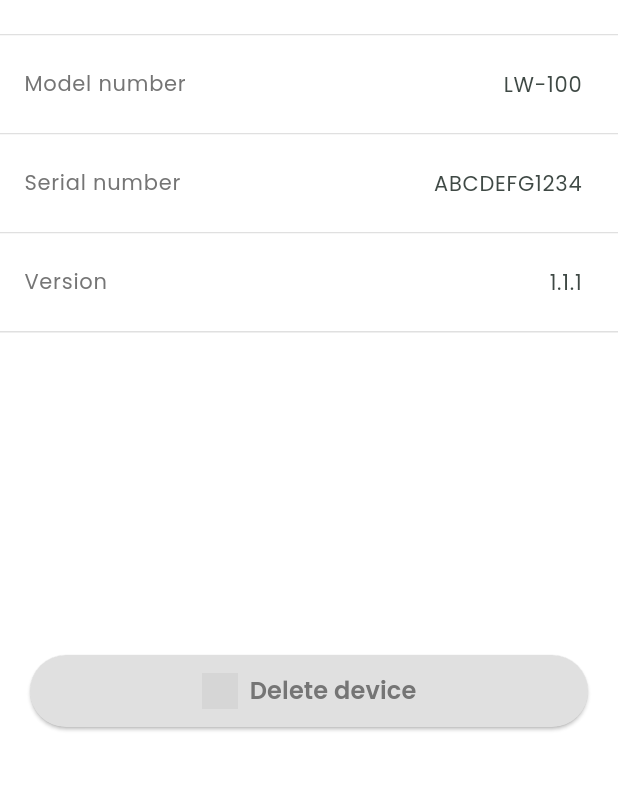
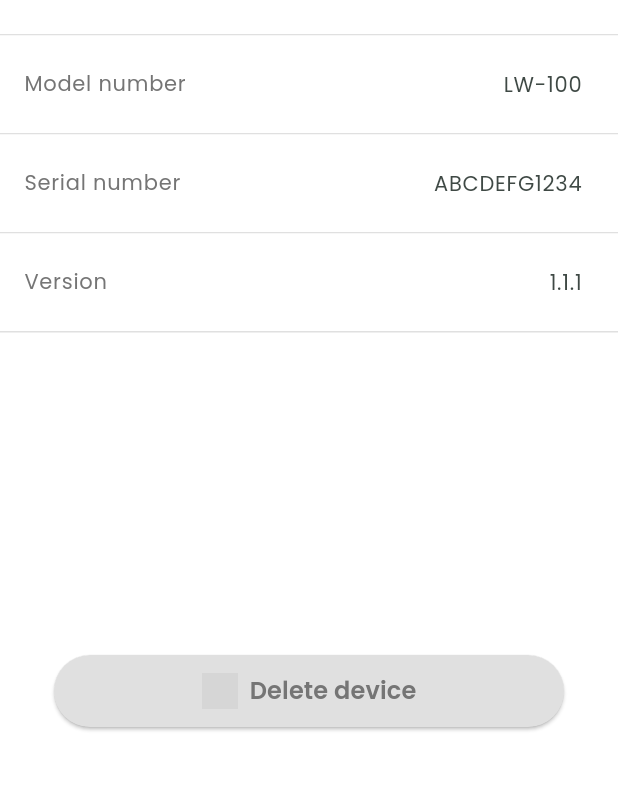
Before and after one commit to kwakdeung/lymphowear_remote_app, a Flutter app: the MyNotConnected screen opened directly, on a phone screen of 412 x 824 dp, the part 389-1180 px from its top. Run offline on Flutter 3.47's test engine with Material 2 defaults, Android fonts, the phone set to English and light mode, and no system bars; our stand-ins replace flutter_svg; grey boxes are pictures that could not be loaded.

Commit message:
button margin 수정

```diff
--- a/lib/pages/onboarding_page.dart
+++ b/lib/pages/onboarding_page.dart
@@ -36,7 +36,7 @@ class _OnboardingPageState extends State<OnboardingPage> {
       body: SafeArea(
         child: Center(
           child: Container(
-            // margin: const EdgeInsets.fromLTRB(35, 26, 35, 0),
+            margin: const EdgeInsets.all(0.0),
             child: Column(
               mainAxisAlignment: MainAxisAlignment.end,
               children: <Widget>[
@@ -72,7 +72,7 @@ class _OnboardingPageState extends State<OnboardingPage> {
                 Container(
                   color: const Color.fromARGB(0, 231, 174, 174),
                   // margin: const EdgeInsets.fromLTRB(40, 43, 40, 46),
-                  margin: const EdgeInsets.fromLTRB(40, 40, 40, 80),
+                  margin: const EdgeInsets.fromLTRB(36, 40, 36, 80),
                   // padding: const EdgeInsets.fromLTRB(12, 24, 12, 24),
                   width: double.infinity,
                   child: ElevatedButton(
--- a/lib/pages/setting/my/my_not_connected.dart
+++ b/lib/pages/setting/my/my_not_connected.dart
@@ -248,7 +248,7 @@ class _MyNotConnectedState extends State<MyNotConnected> {
             ),
             const Spacer(),
             Container(
-              margin: const EdgeInsets.fromLTRB(20, 0, 20, 80),
+              margin: const EdgeInsets.fromLTRB(36, 0, 36, 80),
               width: double.infinity,
               child: ElevatedButton.icon(
                 onPressed: () {
```
